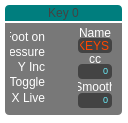
Above: forms/keyform.ui from Muse-Kinetics/softstep_editor before the change. Below: the same form after it.
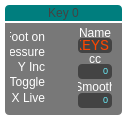
That is the form after the change.

Commit message: changed the font of the alpha numeric display text boxes

The edit to the form file:
```diff
--- a/forms/keyform.ui
+++ b/forms/keyform.ui
@@ -337,6 +337,15 @@
       <height>15</height>
      </rect>
     </property>
+    <property name="font">
+     <font>
+      <family>Consolas</family>
+      <pointsize>11</pointsize>
+      <weight>50</weight>
+      <italic>false</italic>
+      <bold>false</bold>
+     </font>
+    </property>
     <property name="styleSheet">
      <string notr="true"/>
     </property>
```
Left out of the diff: 2 changed lines with no effect on the pictures. The commit also changes 4 other files.
